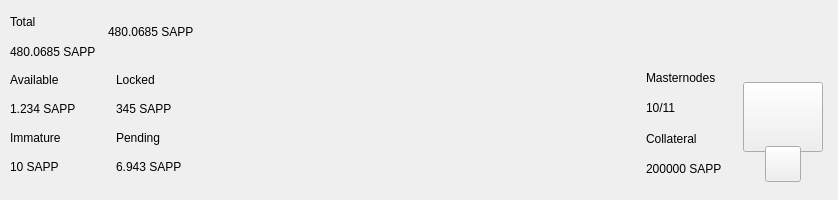
Before: the Qt Designer form src/qt/pivx/forms/topbar.ui in decenomy/DSW, drawn with Qt 5.
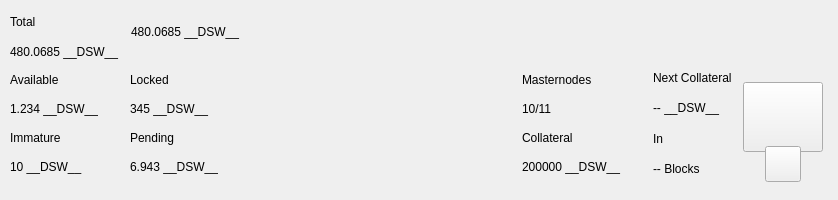
After: the same form once the commit is applied. Custom widgets are drawn as their Qt base class.

Commit message: adds the next collateral  value and blocks to the UI

The edit to the form file:
```diff
--- a/src/qt/pivx/forms/topbar.ui
+++ b/src/qt/pivx/forms/topbar.ui
@@ -119,7 +119,7 @@
               <item>
                <widget class="QLabel" name="labelAmountPiv">
                 <property name="text">
-                 <string notr="true">480.0685 SAPP</string>
+                 <string notr="true">480.0685 __DSW__</string>
                 </property>
                </widget>
               </item>
@@ -162,7 +162,7 @@
                  <string notr="true">padding:0px;margin:0px;</string>
                 </property>
                 <property name="text">
-                 <string notr="true">480.0685 SAPP</string>
+                 <string notr="true">480.0685 __DSW__</string>
                 </property>
                </widget>
               </item>
@@ -422,6 +422,9 @@
          </property>
          <item>
           <layout class="QHBoxLayout" name="horizontalLayout_3">
+           <property name="spacing">
+            <number>0</number>
+           </property>
            <property name="bottomMargin">
             <number>9</number>
            </property>
@@ -434,7 +437,7 @@
               <number>0</number>
              </property>
              <property name="rightMargin">
-              <number>30</number>
+              <number>0</number>
              </property>
              <item>
               <layout class="QHBoxLayout" name="horizontalLayout_2">
@@ -442,7 +445,7 @@
                 <number>0</number>
                </property>
                <item>
-                <layout class="QVBoxLayout" name="verticalLayout_5">
+                <layout class="QVBoxLayout" name="verticalLayout_6">
                  <item>
                   <widget class="QLabel" name="labelTitle5">
                    <property name="text">
@@ -453,7 +456,7 @@
                  <item>
                   <widget class="QLabel" name="labelAvailablePiv">
                    <property name="text">
-                    <string>1.234 SAPP</string>
+                    <string>1.234 __DSW__</string>
                    </property>
                   </widget>
                  </item>
@@ -467,30 +470,17 @@
                  <item>
                   <widget class="QLabel" name="labelImmaturePiv">
                    <property name="text">
-                    <string notr="true">10 SAPP</string>
+                    <string notr="true">10 __DSW__</string>
                    </property>
                   </widget>
                  </item>
                 </layout>
                </item>
                <item>
-                <spacer name="horizontalSpacer_3">
-                 <property name="orientation">
-                  <enum>Qt::Horizontal</enum>
+                <layout class="QVBoxLayout" name="verticalLayout_8">
+                 <property name="leftMargin">
+                  <number>32</number>
                  </property>
-                 <property name="sizeType">
-                  <enum>QSizePolicy::Fixed</enum>
-                 </property>
-                 <property name="sizeHint" stdset="0">
-                  <size>
-                   <width>40</width>
-                   <height>20</height>
-                  </size>
-                 </property>
-                </spacer>
-               </item>
-               <item>
-                <layout class="QVBoxLayout" name="verticalLayout_6">
                  <item>
                   <widget class="QLabel" name="labelTitle6">
                    <property name="text">
@@ -501,7 +491,7 @@
                  <item>
                   <widget class="QLabel" name="labelLockedPiv">
                    <property name="text">
-                    <string>345 SAPP</string>
+                    <string>345 __DSW__</string>
                    </property>
                   </widget>
                  </item>
@@ -515,7 +505,7 @@
                  <item>
                   <widget class="QLabel" name="labelPendingPiv">
                    <property name="text">
-                    <string notr="true">6.943 SAPP</string>
+                    <string notr="true">6.943 __DSW__</string>
                    </property>
                   </widget>
                  </item>
@@ -542,8 +532,11 @@
          </item>
          <item>
           <layout class="QHBoxLayout" name="horizontalLayout_6">
+           <property name="spacing">
+            <number>0</number>
+           </property>
            <property name="rightMargin">
-            <number>10</number>
+            <number>0</number>
            </property>
            <property name="bottomMargin">
             <number>9</number>
@@ -574,12 +567,58 @@
              <item>
               <widget class="QLabel" name="labelCollateralPiv">
                <property name="text">
-                <string notr="true">200000 SAPP</string>
+                <string notr="true">200000 __DSW__</string>
                </property>
               </widget>
              </item>
             </layout>
            </item>
+           <item>
+            <widget class="QWidget" name="widgetNextCollateral" native="true">
+             <layout class="QVBoxLayout" name="verticalLayout_12">
+              <property name="leftMargin">
+               <number>32</number>
+              </property>
+              <property name="topMargin">
+               <number>0</number>
+              </property>
+              <property name="rightMargin">
+               <number>0</number>
+              </property>
+              <property name="bottomMargin">
+               <number>0</number>
+              </property>
+              <item>
+               <widget class="QLabel" name="labelNextMasternodesTitle">
+                <property name="text">
+                 <string>Next Collateral</string>
+                </property>
+               </widget>
+              </item>
+              <item>
+               <widget class="QLabel" name="labelNextCollateralValue">
+                <property name="text">
+                 <string>-- __DSW__</string>
+                </property>
+               </widget>
+              </item>
+              <item>
+               <widget class="QLabel" name="labelTitle9">
+                <property name="text">
+                 <string>In</string>
+                </property>
+               </widget>
+              </item>
+              <item>
+               <widget class="QLabel" name="labelNextCollateralBlocks">
+                <property name="text">
+                 <string notr="true">-- Blocks</string>
+                </property>
+               </widget>
+              </item>
+             </layout>
+            </widget>
+           </item>
           </layout>
          </item>
          <item>
```
The commit also changes 4 other files.
